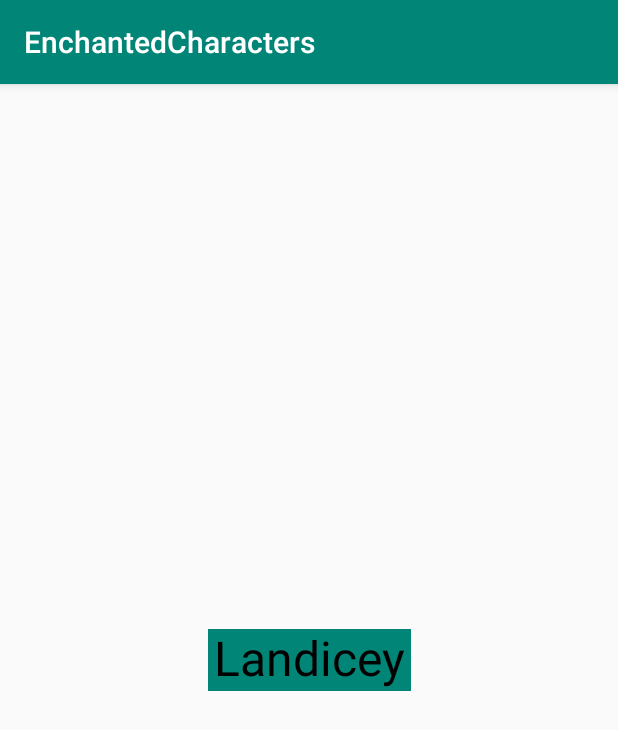
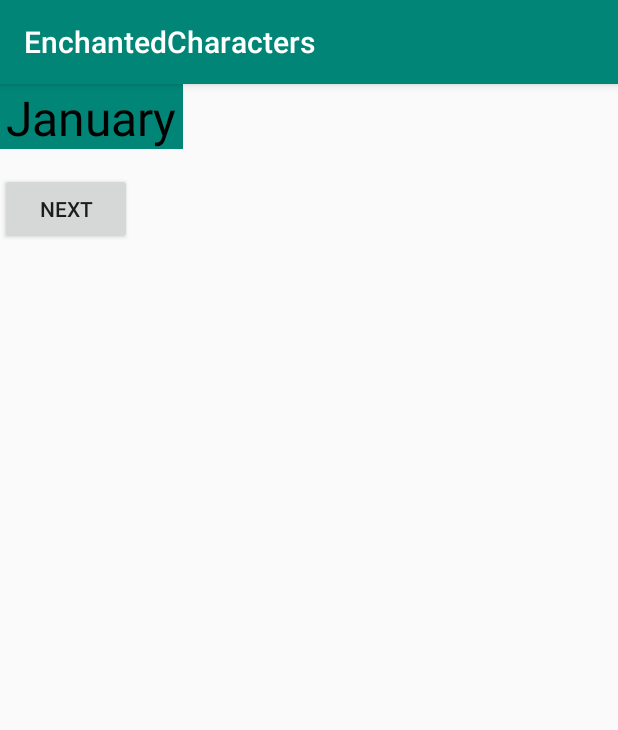
Before and after one commit to landicefu/EnchantedCharactersView, an Android app: the screen it shows after launch (MainActivity), on a phone screen of 412 x 824 dp. Shown: the top 730 px of the screen. Run offline under Robolectric (Android 15) with nearby library versions, the phone set to English and light mode, and no system bars.

Commit message:
Directly show new characters

```diff
--- a/EnchantedCharactersView/src/main/java/tw/lifehackers/widget/EnchantedCharactersView.kt
+++ b/EnchantedCharactersView/src/main/java/tw/lifehackers/widget/EnchantedCharactersView.kt
@@ -12,8 +12,7 @@ class EnchantedCharactersView : View {
 
     companion object {
         private val defaultTextColor = Color.parseColor("#FF000000")
-        private const val duration: Int = 1
-        private const val steps: Int = 30
+        private const val NUM_STEPS = 30
     }
 
     private val defaultTextSize =
@@ -21,26 +20,26 @@ class EnchantedCharactersView : View {
 
     private var textPaint: TextPaint = TextPaint()
 
-    private var textColor: Int = defaultTextColor
+    var textColor: Int = defaultTextColor
         set(value) {
             field = value
             updateTextPaint()
         }
 
-    private var textSize: Float = defaultTextSize
+    var textSize: Float = defaultTextSize
         set(value) {
             field = value
             updateTextPaint()
         }
 
-    private var text: String = ""
+    var text: String = ""
         set(value) {
             if (field == value) return
             onTextChanged(field, value)
             field = value
         }
 
-    private var typeface: String? = null
+    var typeface: String? = null
         set(value) {
             field = value
             updateTextPaint()
@@ -68,17 +67,7 @@ class EnchantedCharactersView : View {
         typedArr.recycle()
 
         setLayerType(LAYER_TYPE_HARDWARE, null)
-    }
-
-    override fun onDraw(canvas: Canvas) {
-        val textBounds = textPaint.getTextBounds(text)
-        var offsetX = paddingLeft.toFloat()
-        val offsetY = paddingTop.toFloat() + textBounds.height()
-        text.forEach {
-            val charAsStr = it.toString()
-            canvas.drawText(charAsStr, 0, 1, offsetX, offsetY, textPaint)
-            offsetX += textPaint.measureText(charAsStr)
-        }
+        intermediateState = null
     }
 
     private fun updateTextPaint() {
@@ -94,23 +83,125 @@ class EnchantedCharactersView : View {
     }
 
     override fun onMeasure(widthMeasureSpec: Int, heightMeasureSpec: Int) {
-        val textBounds = textPaint.getTextBounds(text)
-        val additionalBottomPadding = textPaint.fontMetricsInt.run { bottom - baseline }
+        val intermediateState = intermediateState
+        val textWidth = if (intermediateState == null) {
+            textPaint.measureText(text)
+        } else {
+            maxOf(textPaint.measureText(intermediateState.oldStr), textPaint.measureText(intermediateState.newStr))
+        }
         setMeasuredDimension(
-            resolveSizeAndState(textBounds.width() + paddingLeft + paddingRight, widthMeasureSpec, 0),
-            resolveSizeAndState(textBounds.height() + paddingBottom + paddingTop + additionalBottomPadding, heightMeasureSpec, 0)
+            resolveSizeAndState(textWidth.toInt() + paddingLeft + paddingRight, widthMeasureSpec, 0),
+            resolveSizeAndState(textPaint.height+ paddingBottom + paddingTop, heightMeasureSpec, 0)
         )
     }
 
-    private fun onTextChanged(field: CharSequence, value: CharSequence) {
-        requestLayout()
+    private var scheduledTextSet: IntermediateState? = null
+    private var intermediateState: IntermediateState? = null
+
+    private fun onTextChanged(oldStr: String, newStr: String) {
+        val intermediateState = intermediateState
+        val newState = IntermediateState(oldStr, newStr, NUM_STEPS, textPaint)
+        if (intermediateState == null) {
+            this@EnchantedCharactersView.intermediateState = newState
+            scheduledTextSet = null
+            requestLayout()
+        } else {
+            scheduledTextSet = newState
+        }
+    }
+
+    private val invalidateRunnable = Runnable { invalidate() }
+
+    override fun onDraw(canvas: Canvas) {
+        val intermediateState = intermediateState
+        val offsetY = paddingTop.toFloat() + textPaint.height - textPaint.fontMetrics.bottom
+        if (intermediateState == null) {
+            val offsetX = paddingLeft.toFloat()
+            canvas.drawText(text, offsetX, offsetY, textPaint)
+        } else {
+            intermediateState.drawStep(canvas, paddingLeft, offsetY)
+            if (intermediateState.isFinalStep()) {
+                this@EnchantedCharactersView.intermediateState = scheduledTextSet
+                if (scheduledTextSet != null) {
+                    scheduledTextSet = null
+                    requestLayout()
+                }
+            } else {
+                post(invalidateRunnable)
+            }
+        }
     }
 }
 
-private fun TextPaint.getTextBounds(text: String): Rect {
-    val rect = Rect()
-    getTextBounds(text, 0, text.length, rect)
-    rect.left = 0
-    rect.right = measureText(text).toInt()
-    return rect
+private val TextPaint.height: Int get() = fontMetricsInt.run { bottom - top }
+
+private fun TextPaint.measureChar(char: Char) = measureText(char.toString())
+
+private class IntermediateState(
+    val oldStr: String,
+    val newStr: String,
+    val numberOfSteps: Int,
+    val textPaint: TextPaint
+) {
+    private var currentStep = 0
+
+    private val showIndexInNewString = mutableListOf<Int>()
+    private val shiftingCharList = mutableListOf<ShiftingChar>()
+
+    private val oldStrOffset = mutableListOf<Float>()
+    private val newStrOffset = mutableListOf<Float>()
+
+    init {
+        val oldIndexedCharList = oldStr.mapIndexed(::IndexedChar).toMutableList()
+
+        var accuOffset = 0f
+        oldStr.forEach { char ->
+            oldStrOffset.add(accuOffset)
+            accuOffset += textPaint.measureChar(char)
+        }
+
+        accuOffset = 0f
+        newStr.forEach { char ->
+            newStrOffset.add(accuOffset)
+            accuOffset += textPaint.measureChar(char)
+        }
+
+        newStr.forEachIndexed { index, char ->
+            val availableIndex = oldIndexedCharList.indexOfFirst { it.char == char }
+            if (availableIndex == -1) {
+                showIndexInNewString.add(index)
+            } else {
+                val oldIndexedChar = oldIndexedCharList[availableIndex]
+                shiftingCharList.add(ShiftingChar(char, oldStrOffset[oldIndexedChar.index], newStrOffset[index]))
+                oldIndexedCharList.removeAt(availableIndex)
+            }
+        }
+    }
+
+    fun drawStep(canvas: Canvas, paddingLeft: Int, offsetY: Float) {
+        for (index in showIndexInNewString) {
+            canvas.drawText(newStr[index].toString(), paddingLeft.toFloat() + newStrOffset[index], offsetY, textPaint)
+        }
+
+        val percentage = (++currentStep).toFloat() / numberOfSteps
+        for (shiftingChar in shiftingCharList) {
+            val offsetX = paddingLeft + linearInterpolate(shiftingChar.startOffset, shiftingChar.endOffset, percentage)
+            canvas.drawText(shiftingChar.char.toString(), offsetX, offsetY, textPaint)
+        }
+    }
+
+    fun isFinalStep() = currentStep == numberOfSteps
+
+    private data class IndexedChar(
+        val index: Int,
+        val char: Char
+    )
+
+    private data class ShiftingChar(
+        val char: Char,
+        val startOffset: Float,
+        val endOffset: Float
+    )
 }
+
+private fun linearInterpolate(oldValue: Float, newValue: Float, percentage: Float) = oldValue + (newValue - oldValue) * percentage
--- a/app/src/main/java/tw/lifehackers/sample/enchantedcharacters/MainActivity.kt
+++ b/app/src/main/java/tw/lifehackers/sample/enchantedcharacters/MainActivity.kt
@@ -1,12 +1,35 @@
 package tw.lifehackers.sample.enchantedcharacters
 
+import android.os.Bundle
 import android.support.v7.app.AppCompatActivity
-import android.os.Bundle
+import kotlinx.android.synthetic.main.activity_main.*
 
 class MainActivity : AppCompatActivity() {
+
+    companion object {
+        private val MONTHS = listOf(
+            "January",
+            "February",
+            "March",
+            "April",
+            "May",
+            "June",
+            "July",
+            "August",
+            "September",
+            "October",
+            "November",
+            "December"
+        )
+    }
+
+    private var index = 0
 
     override fun onCreate(savedInstanceState: Bundle?) {
         super.onCreate(savedInstanceState)
         setContentView(R.layout.activity_main)
+        buttonNext.setOnClickListener {
+            enchantedCharactersView.text = MONTHS[++index % MONTHS.size]
+        }
     }
 }
--- a/app/src/main/res/layout/activity_main.xml
+++ b/app/src/main/res/layout/activity_main.xml
@@ -7,17 +7,25 @@
         tools:context=".MainActivity">
 
     <tw.lifehackers.widget.EnchantedCharactersView
+            android:id="@+id/enchantedCharactersView"
             android:layout_width="wrap_content"
             android:layout_height="wrap_content"
             android:paddingLeft="4dp"
             android:paddingRight="4dp"
             android:background="@color/colorPrimary"
-            app:text="Landicey"
+            app:text="January"
             app:textColor="@android:color/black"
             app:textSize="32sp"
             app:layout_constraintTop_toTopOf="parent"
-            app:layout_constraintBottom_toBottomOf="parent"
-            app:layout_constraintLeft_toLeftOf="parent"
-            app:layout_constraintRight_toRightOf="parent"/>
+            app:layout_constraintLeft_toLeftOf="parent"/>
+
+    <Button
+            android:id="@+id/buttonNext"
+            android:layout_width="wrap_content"
+            android:layout_height="wrap_content"
+            android:layout_marginTop="16dp"
+            android:text="Next"
+            app:layout_constraintTop_toBottomOf="@id/enchantedCharactersView"
+            app:layout_constraintLeft_toLeftOf="parent"/>
 
 </android.support.constraint.ConstraintLayout>
```
